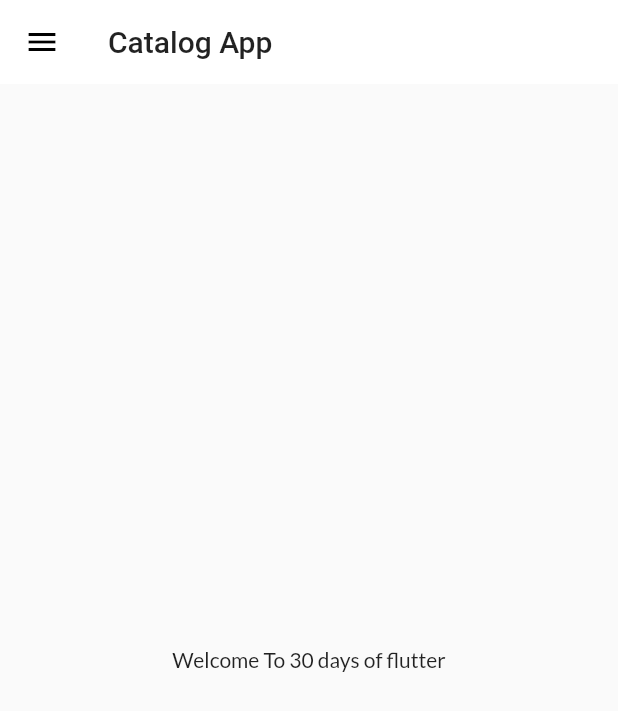
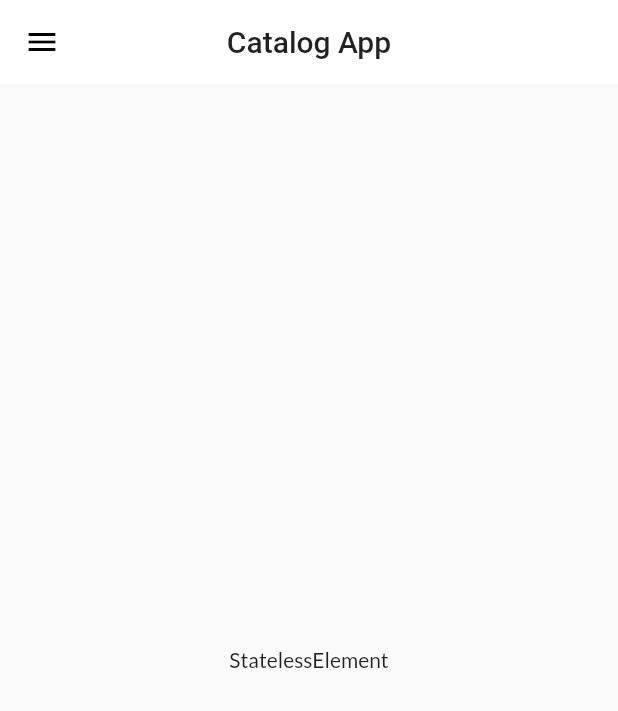
Before and after one commit to de-ansh/flutter_catalog, a Flutter app: the screen it shows after launch, on a phone screen of 412 x 824 dp. Shown: the top 711 px of the screen. Run offline on Flutter 3.47's test engine with Material 2 defaults, Android fonts, the phone set to English and light mode, and no system bars; our stand-ins replace google_fonts.

Commit message:
added few things

```diff
--- a/flutter_catalog/lib/pages/home_page.dart
+++ b/flutter_catalog/lib/pages/home_page.dart
@@ -11,12 +11,12 @@ class Homepage extends StatelessWidget {
   Widget build(BuildContext context) {
     return Scaffold(
       appBar: AppBar(
-
+        centerTitle: true,
         title: Text("Catalog App",),
       ),
       body: Center(
         child: Container(
-          child: Text("Welcome To 30 days of flutter"),
+          child: Text(context.runtimeType.toString()),
         ),
       ),
       drawer: MYDrawer(),
--- a/flutter_catalog/lib/widgets/themes.dart
+++ b/flutter_catalog/lib/widgets/themes.dart
@@ -1,17 +1,19 @@
 import 'package:flutter/material.dart';
 import 'package:google_fonts/google_fonts.dart';
+
 class MyTheme {
-  static ThemeData  LightTheme(BuildContext context)=>ThemeData(
+  static ThemeData LightTheme(BuildContext context) => ThemeData(
         primarySwatch: Colors.deepPurple,
         fontFamily: GoogleFonts.lato().fontFamily,
         appBarTheme: AppBarTheme(
           color: Colors.white,
           elevation: 0.0,
           iconTheme: IconThemeData(color: Colors.black),
-          textTheme: Theme.of(context).textTheme,
+          toolbarTextStyle: Theme.of(context).textTheme.bodyText2,
+          titleTextStyle: Theme.of(context).textTheme.headline6,
         ),
-      )      ;
-  static ThemeData  DarkTheme(BuildContext context)=>ThemeData(
+      );
+  static ThemeData DarkTheme(BuildContext context) => ThemeData(
         brightness: Brightness.dark,
       );
 }
```
Also changed, not shown: flutter_catalog/lib/models/catalog.dart (added, +20 -0 lines).
